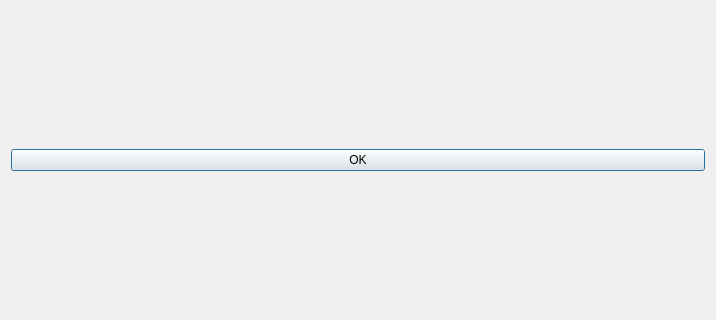
Old version of the form PlanningTool_second.ui in the repository rapha411/PlanningTool; both pictures show x 0 to 716 and y 112 to 432 of the 716 by 545 pixel window.
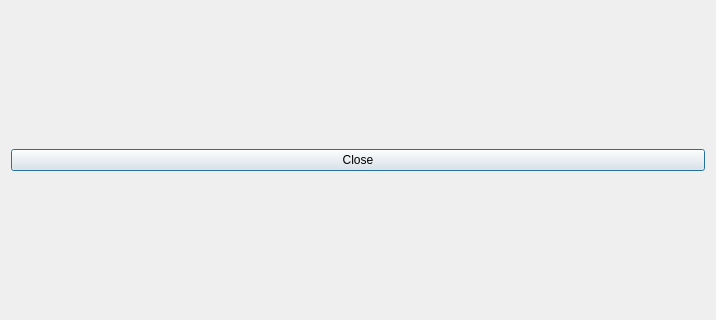
New version of the form.

What changed in the file:
```diff
--- a/PlanningTool_second.ui
+++ b/PlanningTool_second.ui
@@ -22,7 +22,7 @@
      <item row="1" column="0">
       <widget class="QPushButton" name="pushButton">
        <property name="text">
-        <string>OK</string>
+        <string>Close</string>
        </property>
       </widget>
      </item>
```
Left out of the diff: 2 changed lines with no effect on the pictures.
